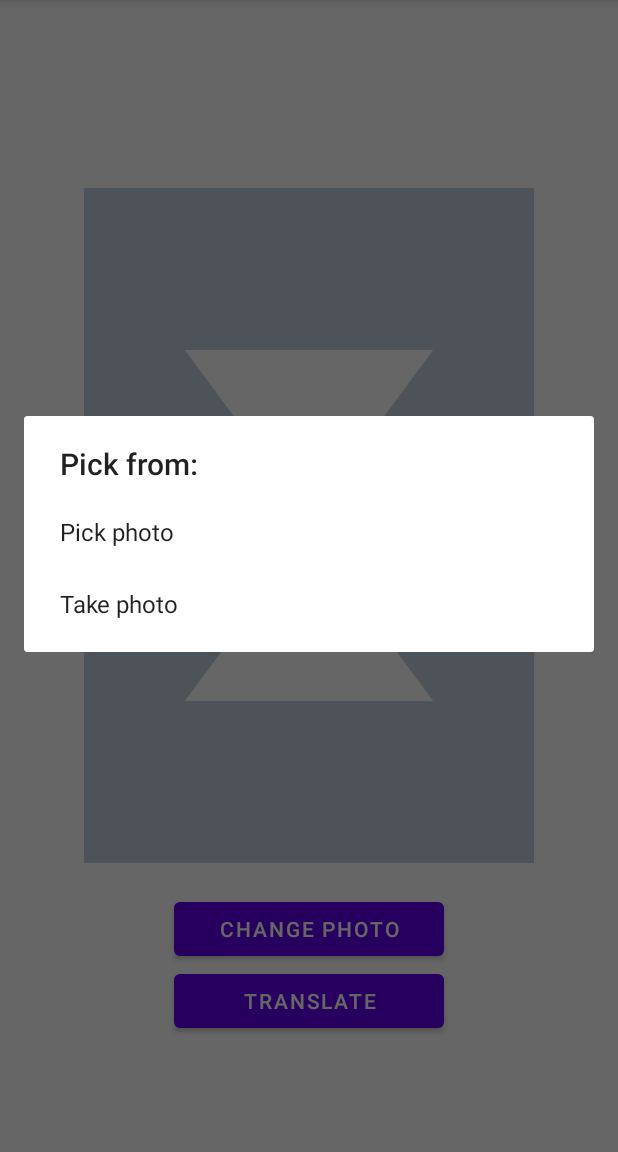
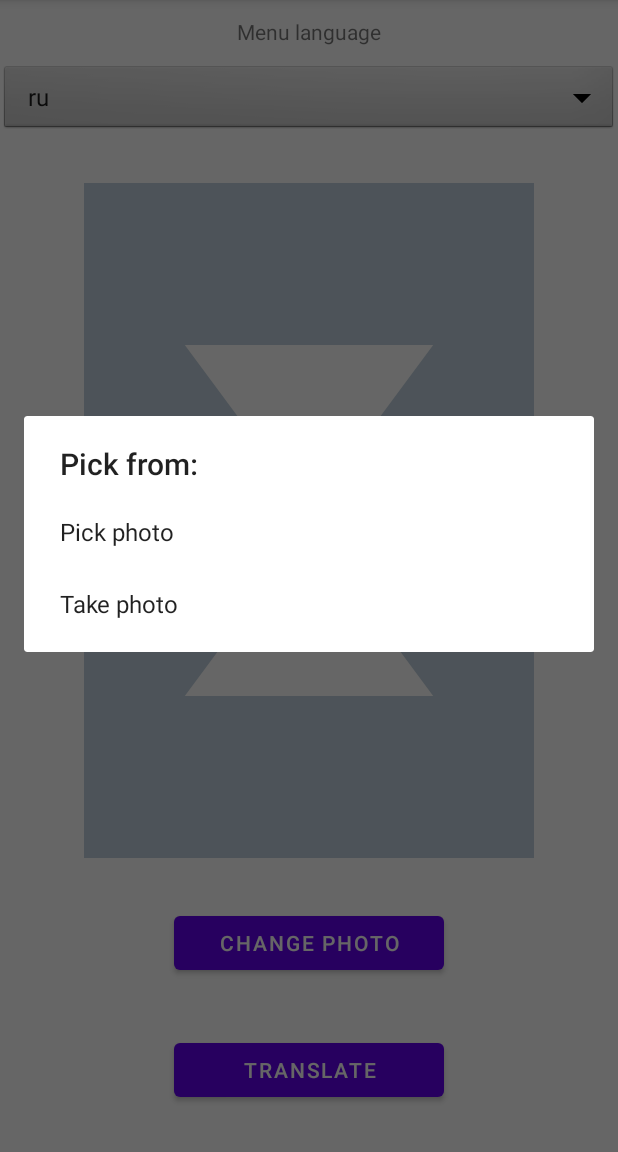
Before and after one commit to pretty-neat-org/steve-translator, an Android app: the screen it shows after launch (MainActivity), after a tap on "CHANGE PHOTO", on a phone screen of 412 x 824 dp, the part 84-1236 px from its top. Run offline under Robolectric (Android 15) with nearby library versions, the phone set to English and light mode, and no system bars; libraries missing offline, so code that uses them is left out: com.theartofdev.edmodo; pictures from the network do not load.

Commit message:
added support for three languages

```diff
--- a/AndroidApp/app/src/main/java/com/example/myapplication/MainActivity.kt
+++ b/AndroidApp/app/src/main/java/com/example/myapplication/MainActivity.kt
@@ -6,6 +6,8 @@ import android.net.Uri
 import android.os.Build
 import androidx.appcompat.app.AppCompatActivity
 import android.os.Bundle
+import android.widget.ArrayAdapter
+import android.widget.Spinner
 import android.widget.Toast
 import androidx.annotation.RequiresApi
 import com.theartofdev.edmodo.cropper.CropImage
@@ -17,6 +19,7 @@ class MainActivity : AppCompatActivity() {
     override fun onCreate(savedInstanceState: Bundle?) {
         super.onCreate(savedInstanceState)
         setContentView(R.layout.activity_main)
+
     }
 
     @RequiresApi(Build.VERSION_CODES.KITKAT)
--- a/AndroidApp/app/src/main/java/com/example/myapplication/PhotoFragment.kt
+++ b/AndroidApp/app/src/main/java/com/example/myapplication/PhotoFragment.kt
@@ -12,6 +12,11 @@ import android.os.Bundle
 import android.os.Environment
 import android.provider.MediaStore
 import android.view.View
+import android.widget.AdapterView
+import android.widget.AdapterView.OnItemSelectedListener
+import android.widget.ArrayAdapter
+import android.widget.Spinner
+import android.widget.Toast
 import androidx.annotation.RequiresApi
 import androidx.core.content.FileProvider
 import androidx.fragment.app.Fragment
@@ -24,13 +29,15 @@ import java.io.IOException
 import java.text.SimpleDateFormat
 import java.util.*
 
+var language = "en"
 
 class PhotoFragment : Fragment(R.layout.fragment_photo) {
 
     private val PICK_IMAGE = 1
     private val TAKE_PHOTO = 2
     private var currentPhotoPath: String = ""
-    private lateinit var currPhotoURI: Uri
+    private  var currPhotoURI: Uri? = null
+
 
     @RequiresApi(Build.VERSION_CODES.KITKAT)
     override fun onViewCreated(view: View, savedInstanceState: Bundle?) {
@@ -48,10 +55,42 @@ class PhotoFragment : Fragment(R.layout.fragment_photo) {
                 .show()
         }
         btn_translate.setOnClickListener {
-
-            upload()
+            if (currPhotoURI!= null) {
+                upload()
+            }
 
         }
+
+        val spinner: Spinner = view.findViewById(R.id.spinner)
+        // Create an ArrayAdapter using the string array and a default spinner layout
+                ArrayAdapter.createFromResource(
+                    requireActivity(),
+                    R.array.languages_array,
+                    android.R.layout.simple_spinner_item
+                ).also { adapter ->
+                    // Specify the layout to use when the list of choices appears
+                    adapter.setDropDownViewResource(android.R.layout.simple_spinner_dropdown_item)
+                    // Apply the adapter to the spinner
+                    spinner.adapter = adapter
+                }
+        spinner.setOnItemSelectedListener(object : OnItemSelectedListener {
+            override fun onItemSelected(parent: AdapterView<*>, view: View?, pos: Int, id: Long) {
+                // An item was selected. You can retrieve the selected item using
+                language = parent.getItemAtPosition(pos) as String
+                showToast(language + " selected")
+            }
+
+            override fun onNothingSelected(parent: AdapterView<*>) {
+
+            }
+
+            fun showToast(message: String) {
+                requireActivity().runOnUiThread {
+                    Toast.makeText(  requireActivity(), message, Toast.LENGTH_LONG ).show()
+                }
+            }
+        })
+
     }
 
     @RequiresApi(Build.VERSION_CODES.KITKAT)
@@ -59,7 +98,7 @@ class PhotoFragment : Fragment(R.layout.fragment_photo) {
         if (currPhotoURI != null) {
 //            val myFile = File(currentPhotoPath as String)
 //            val imgUri = Uri.fromFile(myFile)
-            UploadUtility((activity as MainActivity?)!!).uploadFile(currPhotoURI) // Either Uri, File or String file path
+            UploadUtility((activity as MainActivity?)!!).uploadFile(language, currPhotoURI!!) // Either Uri, File or String file path
         }
     }
 
--- a/AndroidApp/app/src/main/java/com/example/myapplication/UploadUtility.kt
+++ b/AndroidApp/app/src/main/java/com/example/myapplication/UploadUtility.kt
@@ -23,17 +23,17 @@ class UploadUtility(activity: Activity) {
 //    var serverUploadDirectoryPath: String = "https://handyopinion.com/tutorials/uploads/"
     val client = OkHttpClient()
 
-    fun uploadFile(sourceFilePath: String, uploadedFileName: String? = null) {
-        uploadFile(File(sourceFilePath), uploadedFileName)
+    fun uploadFile(language:String, sourceFilePath: String, uploadedFileName: String? = null) {
+        uploadFile(language, File(sourceFilePath), uploadedFileName)
     }
 
     @RequiresApi(Build.VERSION_CODES.KITKAT)
-    fun uploadFile(sourceFileUri: Uri, uploadedFileName: String? = null) {
+    fun uploadFile(language:String, sourceFileUri: Uri, uploadedFileName: String? = null) {
         val pathFromUri = URIPathHelper().getPath(activity,sourceFileUri)
-        uploadFile(File(pathFromUri), uploadedFileName)
+        uploadFile(language, File(pathFromUri), uploadedFileName)
     }
 
-    fun uploadFile(sourceFile: File, uploadedFileName: String? = null) {
+    fun uploadFile(language:String, sourceFile: File, uploadedFileName: String? = null) {
         Thread {
             val mimeType = getMimeType(sourceFile);
             if (mimeType == null) {
@@ -48,7 +48,7 @@ class UploadUtility(activity: Activity) {
                         .addFormDataPart("uploaded_file", fileName,sourceFile.asRequestBody(mimeType.toMediaTypeOrNull()))
                         .build()
 
-                val request: Request = Request.Builder().url(serverURL).post(requestBody).build()
+                val request: Request = Request.Builder().url(serverURL+'-'+language).post(requestBody).build()
 
                 val response: Response = client.newCall(request).execute()
 
--- a/AndroidApp/app/src/main/res/layout/fragment_photo.xml
+++ b/AndroidApp/app/src/main/res/layout/fragment_photo.xml
@@ -13,9 +13,8 @@
         android:src="@drawable/ic_profile"
         app:layout_constraintBottom_toTopOf="@+id/btn_change_photo"
         app:layout_constraintEnd_toEndOf="parent"
-        app:layout_constraintHorizontal_bias="0.5"
         app:layout_constraintStart_toStartOf="parent"
-        app:layout_constraintTop_toTopOf="parent"
+        app:layout_constraintTop_toBottomOf="@+id/spinner"
         app:layout_constraintVertical_chainStyle="packed"
         tools:ignore="contentDescription" />
 
@@ -23,21 +22,44 @@
         android:id="@+id/btn_change_photo"
         android:layout_width="180dp"
         android:layout_height="wrap_content"
-        android:layout_marginTop="20dp"
+        android:layout_marginTop="2dp"
+        android:layout_marginBottom="2dp"
         android:text="@string/change_photo"
-        app:layout_constraintBottom_toBottomOf="parent"
-        app:layout_constraintEnd_toEndOf="@id/iv_photo"
-        app:layout_constraintStart_toStartOf="@id/iv_photo"
+        app:layout_constraintBottom_toTopOf="@+id/btn_translate"
+        app:layout_constraintStart_toStartOf="parent"
+        app:layout_constraintEnd_toEndOf="parent"
         app:layout_constraintTop_toBottomOf="@+id/iv_photo" />
 
     <Button
         android:id="@+id/btn_translate"
         android:layout_width="180dp"
         android:layout_height="wrap_content"
+        android:layout_marginTop="3dp"
         android:gravity="center"
         android:text="@string/translate"
+        app:layout_constraintBottom_toBottomOf="parent"
         app:layout_constraintEnd_toEndOf="parent"
         app:layout_constraintStart_toStartOf="parent"
         app:layout_constraintTop_toBottomOf="@+id/btn_change_photo" />
 
+    <TextView
+        android:id="@+id/label"
+        android:layout_width="wrap_content"
+        android:layout_height="20dp"
+        android:text="@string/language_label"
+        app:layout_constraintTop_toTopOf="parent"
+        app:layout_constraintBottom_toTopOf="@+id/spinner"
+        app:layout_constraintStart_toStartOf="parent"
+        app:layout_constraintEnd_toEndOf="parent"
+        />
+    <Spinner
+        android:id="@+id/spinner"
+        android:layout_width="match_parent"
+        android:layout_height="wrap_content"
+        android:background="@android:drawable/btn_dropdown"
+        android:spinnerMode="dropdown"
+        app:layout_constraintTop_toTopOf="@+id/label"
+        app:layout_constraintBottom_toTopOf="@+id/iv_photo"
+        tools:layout_editor_absoluteX="0dp" />
+
 </androidx.constraintlayout.widget.ConstraintLayout>
--- a/AndroidApp/app/src/main/res/values/strings.xml
+++ b/AndroidApp/app/src/main/res/values/strings.xml
@@ -4,4 +4,10 @@
     <string name="pick_image">Pick image</string>
     <string name="unable_to_open_image">Unable to open image</string>
     <string name="translate">Translate</string>
+    <string name="language_label">Menu language</string>
+    <string-array name="languages_array">
+        <item>ru</item>
+        <item>de</item>
+        <item>it</item>
+    </string-array>
 </resources>
```
